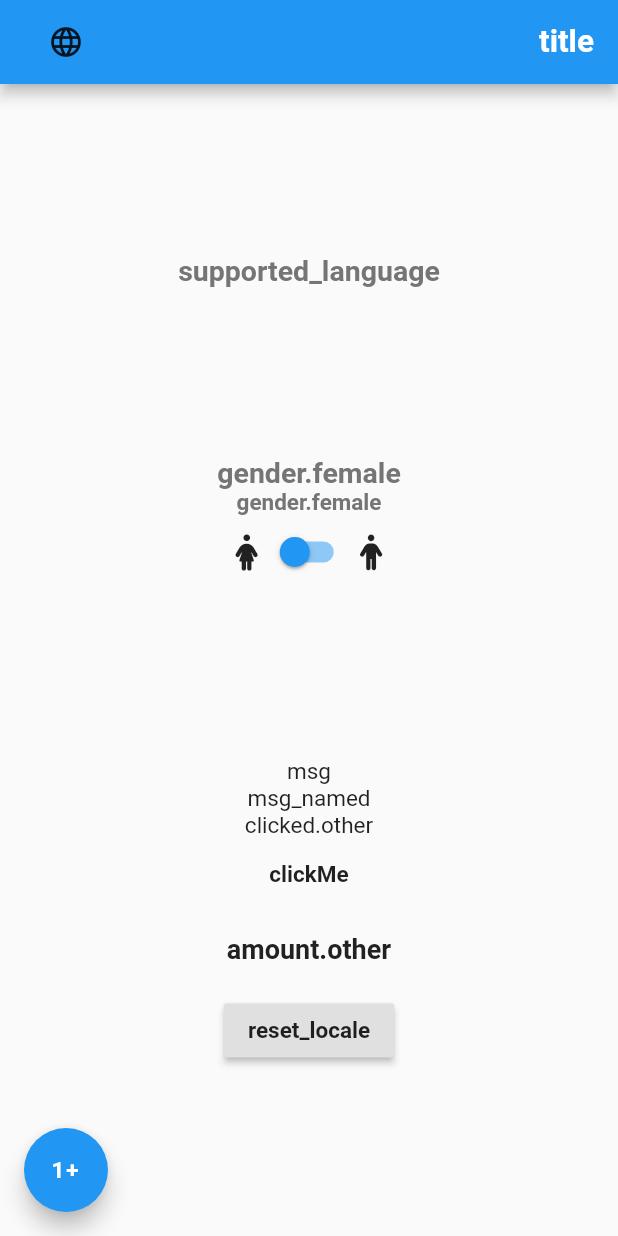
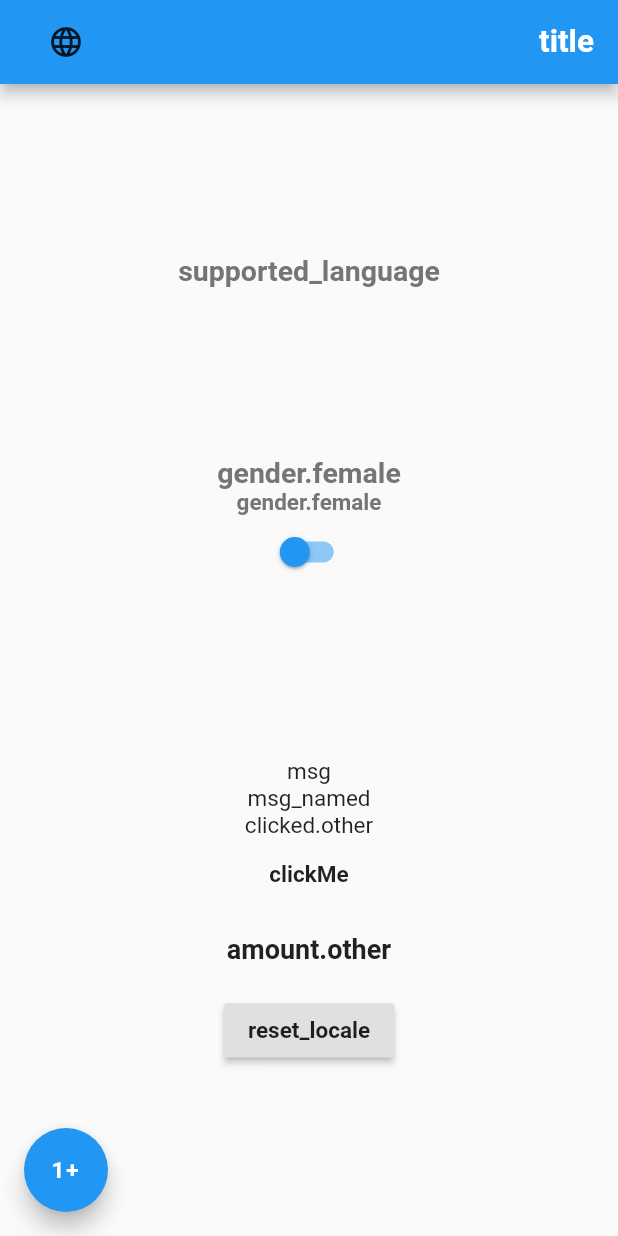
Before and after one commit to rinlv/easy_localization_generator, a Flutter app: the LanguageView screen opened directly, after a tap on "عربي", on a phone screen of 412 x 824 dp. Run offline on Flutter 3.47's test engine with Material 2 defaults, Android fonts, the phone set to English and light mode, and no system bars; our stand-ins replace csv, easy_localization; missing offline and left inert: analyzer, build, easy_localization_loader, source_gen.

```diff
--- a/example/lib/lang_view.dart
+++ b/example/lib/lang_view.dart
@@ -1,7 +1,7 @@
 import 'dart:developer';
 
+import 'package:easy_localization/easy_localization.dart';
 import 'package:flutter/material.dart';
-import 'package:easy_localization/easy_localization.dart';
 
 class LanguageView extends StatelessWidget {
   @override
@@ -40,33 +40,32 @@ class LanguageView extends StatelessWidget {
                 context: context,
                 title: 'عربي',
                 subtitle: 'عربي',
-                locale:
-                    context.supportedLocales[1] //BuildContext extension method
+                locale: context.supportedLocales[1] //BuildContext extension method
                 ),
             buildDivider(),
             buildSwitchListTileMenuItem(
                 context: context,
                 title: 'English',
                 subtitle: 'English',
-                locale: EasyLocalization.of(context).supportedLocales[0]),
+                locale: EasyLocalization.of(context)?.supportedLocales[0]),
             buildDivider(),
             buildSwitchListTileMenuItem(
                 context: context,
                 title: 'German',
                 subtitle: 'German',
-                locale: EasyLocalization.of(context).supportedLocales[2]),
+                locale: EasyLocalization.of(context)?.supportedLocales[2]),
             buildDivider(),
             buildSwitchListTileMenuItem(
                 context: context,
                 title: 'Русский',
                 subtitle: 'Русский',
-                locale: EasyLocalization.of(context).supportedLocales[3]),
+                locale: EasyLocalization.of(context)?.supportedLocales[3]),
             buildDivider(),
             buildSwitchListTileMenuItem(
                 context: context,
                 title: 'Vietnamese',
                 subtitle: 'Vietnamese',
-                locale: EasyLocalization.of(context).supportedLocales[4]),
+                locale: EasyLocalization.of(context)?.supportedLocales[4]),
             buildDivider(),
           ],
         ),
@@ -84,7 +83,7 @@ class LanguageView extends StatelessWidget {
       );
 
   Container buildSwitchListTileMenuItem(
-      {BuildContext context, String title, String subtitle, Locale locale}) {
+      {required BuildContext context, String? title, String? subtitle, Locale? locale}) {
     return Container(
       margin: EdgeInsets.only(
         left: 10,
@@ -95,14 +94,14 @@ class LanguageView extends StatelessWidget {
           dense: true,
           // isThreeLine: true,
           title: Text(
-            title,
+            title ?? '',
           ),
           subtitle: Text(
-            subtitle,
+            subtitle ?? '',
           ),
-          onTap: () async{
+          onTap: () async {
             log(locale.toString(), name: toString());
-            context.setLocale(locale); //BuildContext extension method
+            context.setLocale(locale ?? Locale('en', 'US')); //BuildContext extension method
             Navigator.pop(context);
           }),
     );
--- a/example/lib/main.dart
+++ b/example/lib/main.dart
@@ -1,9 +1,6 @@
-import 'dart:ui';
-
 import 'package:easy_localization/easy_localization.dart';
 import 'package:easy_localization_loader/easy_localization_loader.dart';
 import 'package:flutter/material.dart';
-import 'package:flutter_icons/flutter_icons.dart';
 
 import 'lang_view.dart';
 import 'localization/locale_keys.dart';
@@ -51,9 +48,9 @@ class MyApp extends StatelessWidget {
 }
 
 class MyHomePage extends StatefulWidget {
-  MyHomePage({Key key, this.title}) : super(key: key);
+  MyHomePage({Key? key, this.title}) : super(key: key);
 
-  final String title;
+  final String? title;
 
   @override
   _MyHomePageState createState() => _MyHomePageState();
@@ -79,7 +76,7 @@ class _MyHomePageState extends State<MyHomePage> {
   Widget build(BuildContext context) {
     return Scaffold(
       appBar: AppBar(
-        title: Text(LocaleKeys.title).tr(context: context),
+        title: Text(LocaleKeys.title).tr(),
         //Text(AppLocalizations.of(context).tr('title')),
         actions: <Widget>[
           FlatButton(
@@ -125,14 +122,7 @@ class _MyHomePageState extends State<MyHomePage> {
                   fontSize: 15,
                   fontWeight: FontWeight.bold),
             ),
-            Row(
-              mainAxisAlignment: MainAxisAlignment.center,
-              children: <Widget>[
-                Icon(FontAwesome.male),
-                Switch(value: _gender, onChanged: switchGender),
-                Icon(FontAwesome.female),
-              ],
-            ),
+            Center(child: Switch(value: _gender, onChanged: switchGender)),
             Spacer(
               flex: 1,
             ),
--- a/lib/src/sheet_localization.dart
+++ b/lib/src/sheet_localization.dart
@@ -1,5 +1,5 @@
 class SheetLocalization {
-  final String docId;
+  final String? docId;
   final int version;
   final String outDir; //output directory
   final String outName; //output file name
```
Also changed, not shown: example/pubspec.yaml (+6 -6 lines), lib/src/localization_generator.dart (+30 -42 lines), pubspec.yaml (+10 -10 lines), example/lib/localization/locale_keys.g.dart, example/pubspec.lock, pubspec.lock.
